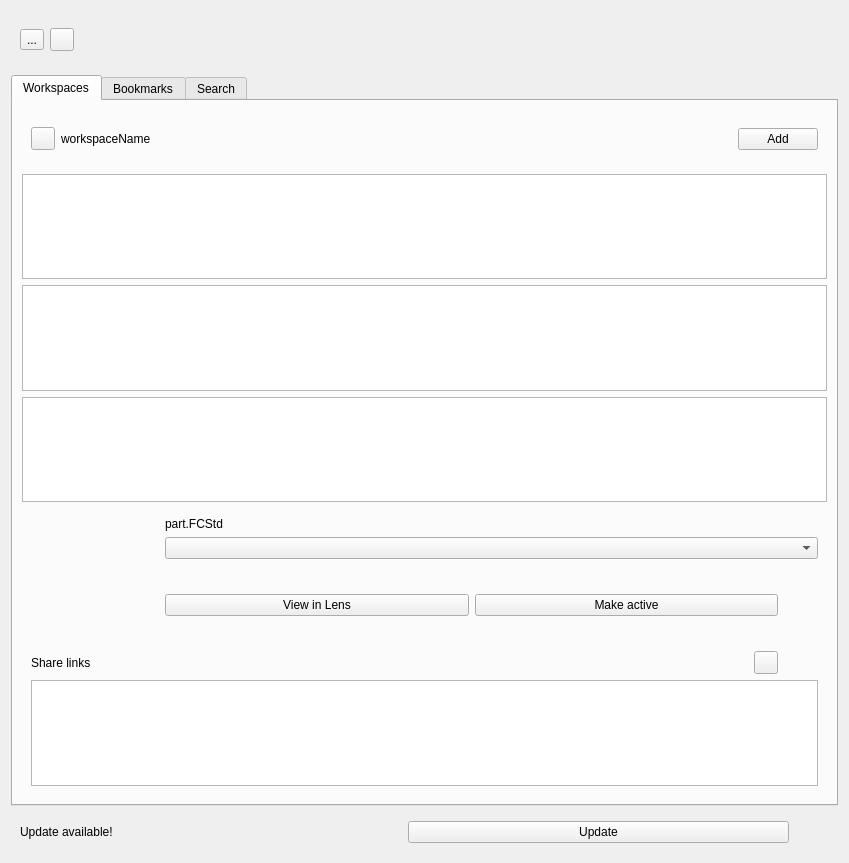
Before: the Qt Designer form WorkspaceView.ui in Ondsel-Development/Ondsel-Lens-Addon, drawn with Qt 5.
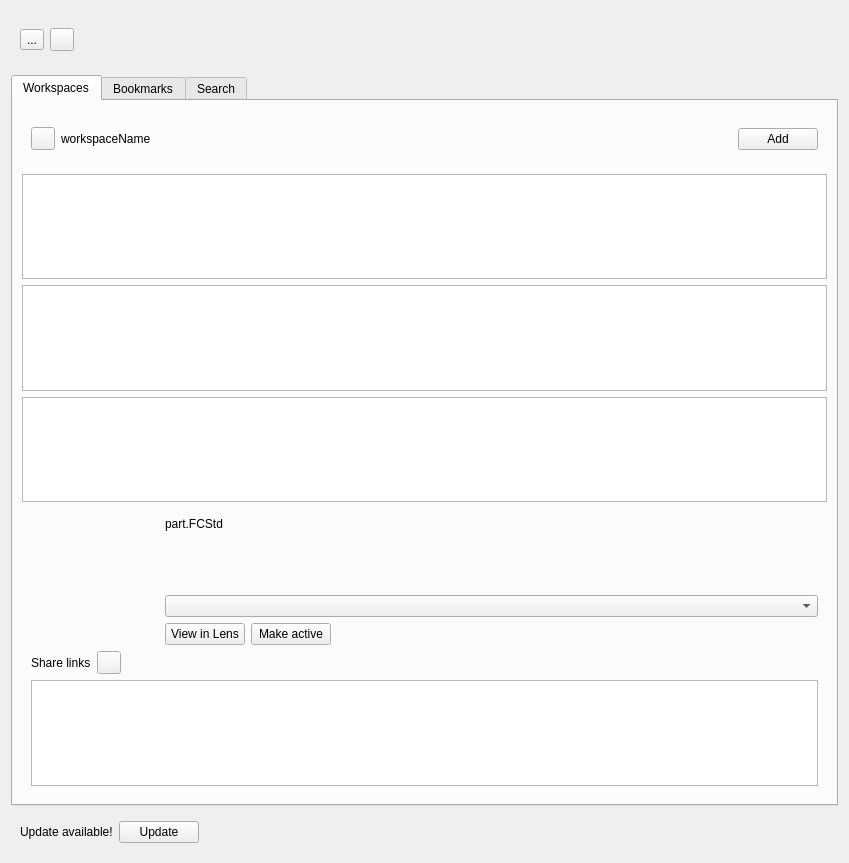
After: the same form once the commit is applied. Icons and pictures are not drawn.

Commit message: Fix elongated "View in Lens"

The edit to the form file:
```diff
--- a/WorkspaceView.ui
+++ b/WorkspaceView.ui
@@ -230,7 +230,7 @@
          <layout class="QVBoxLayout">
           <item>
            <layout class="QHBoxLayout">
-            <item>
+            <item alignment="Qt::AlignmentFlag::AlignTop">
              <widget class="QLabel" name="thumbnail_label">
               <property name="sizePolicy">
                <sizepolicy hsizetype="Preferred" vsizetype="Preferred">
@@ -248,7 +248,7 @@
             </item>
             <item>
              <layout class="QVBoxLayout">
-              <item>
+              <item alignment="Qt::AlignmentFlag::AlignTop">
                <widget class="QLabel" name="fileNameLabel">
                 <property name="text">
                  <string>part.FCStd</string>
@@ -293,7 +293,7 @@
                 <item>
                  <spacer name="horizontalSpacer_4">
                   <property name="orientation">
-                   <enum>Qt::Vertical</enum>
+                   <enum>Qt::Orientation::Horizontal</enum>
                   </property>
                   <property name="sizeHint" stdset="0">
                    <size>
@@ -350,7 +350,7 @@
                <item>
                 <spacer name="horizontalSpacer_3">
                  <property name="orientation">
-                  <enum>Qt::Vertical</enum>
+                  <enum>Qt::Orientation::Horizontal</enum>
                  </property>
                  <property name="sizeHint" stdset="0">
                   <size>
@@ -521,7 +521,10 @@
       </sizepolicy>
      </property>
      <property name="frameShape">
-      <enum>QFrame::NoFrame</enum>
+      <enum>QFrame::Shape::NoFrame</enum>
+     </property>
+     <property name="frameShadow">
+      <enum>QFrame::Shadow::Plain</enum>
      </property>
      <layout class="QHBoxLayout" name="horizontalLayout">
       <item>
@@ -547,7 +550,7 @@
       <item>
        <spacer name="horizontalSpacer">
         <property name="orientation">
-         <enum>Qt::Vertical</enum>
+         <enum>Qt::Orientation::Horizontal</enum>
         </property>
         <property name="sizeHint" stdset="0">
          <size>
```
